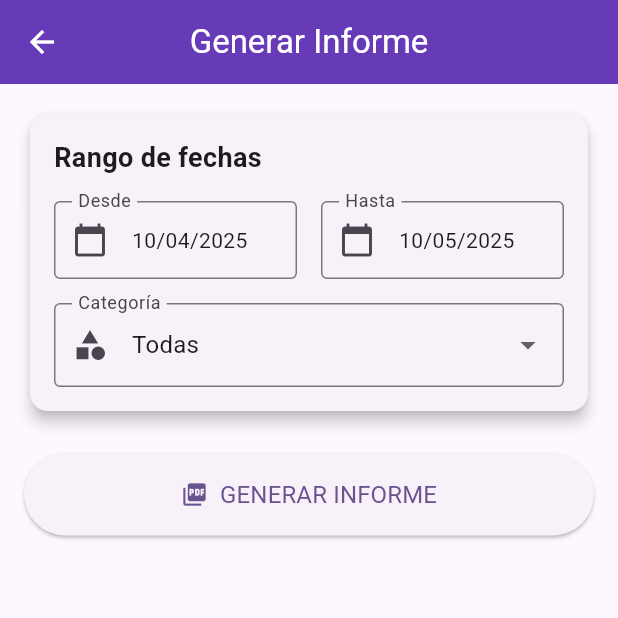
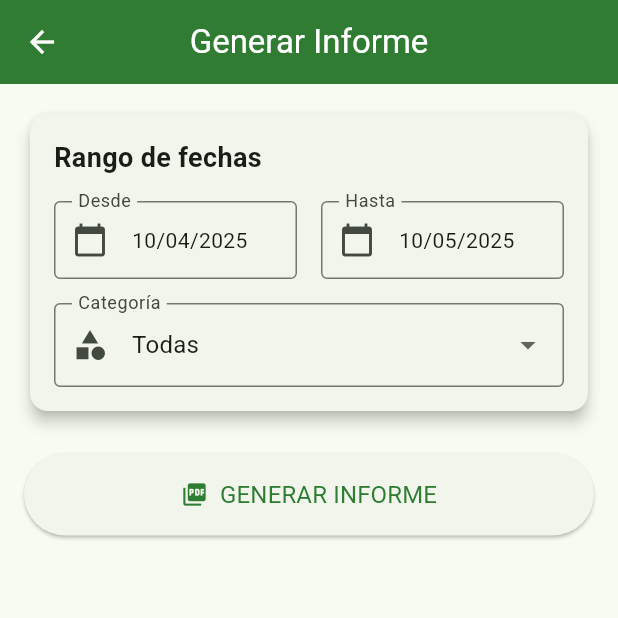
Before and after one commit to fren43051/control_de_gastos_mensuales, a Flutter app: the screen it shows after launch, after a tap on the "summarize" icon, on a phone screen of 412 x 824 dp, the top half of it. Run offline on Flutter 3.47's test engine with Material 3 defaults, Android fonts, the phone set to English and light mode, and no system bars; our stand-ins replace fl_chart, open_file, pdf, permission_handler, share_plus, sqflite and 1 more; accounts and stored records are empty.

```diff
--- a/lib/main.dart
+++ b/lib/main.dart
@@ -1,8 +1,8 @@
 import 'dart:io';
-import 'package:flutter/foundation.dart'; // Para usar kIsWeb
+import 'package:flutter/foundation.dart';
 import 'package:flutter/material.dart';
 import 'package:flutter/services.dart';
-import 'package:sqflite_common_ffi/sqflite_ffi.dart'; // FFI para escritorio
+import 'package:sqflite_common_ffi/sqflite_ffi.dart';
 import 'screens/home_screen.dart';
 
 
@@ -33,32 +33,43 @@ class MyApp extends StatelessWidget {
       debugShowCheckedModeBanner: false,
       theme: ThemeData(
         colorScheme: ColorScheme.fromSeed(
-          seedColor: Colors.deepPurple,
+          seedColor: const Color(0xFF2E7D32), // Verde que transmite estabilidad financiera
+          primary: const Color(0xFF2E7D32),
+          secondary: const Color(0xFF81C784),
+          background: Colors.grey[50],
           brightness: Brightness.light,
         ),
         useMaterial3: true,
         fontFamily: 'Roboto',
         appBarTheme: const AppBarTheme(
           centerTitle: true,
-          elevation: 0,
-          backgroundColor: Colors.deepPurple,
+          elevation: 2,
+          backgroundColor: Color(0xFF2E7D32),
           foregroundColor: Colors.white,
         ),
         floatingActionButtonTheme: const FloatingActionButtonThemeData(
-          backgroundColor: Colors.deepPurple,
+          backgroundColor: Color(0xFF2E7D32),
           foregroundColor: Colors.white,
+        ),
+        cardTheme: CardTheme(
+          elevation: 3,
+          shape: RoundedRectangleBorder(borderRadius: BorderRadius.circular(12)),
         ),
       ),
       darkTheme: ThemeData(
         colorScheme: ColorScheme.fromSeed(
-          seedColor: Colors.deepPurple,
+          seedColor: const Color(0xFF2E7D32),
+          primary: const Color(0xFF2E7D32),
+          secondary: const Color(0xFF81C784),
           brightness: Brightness.dark,
         ),
         useMaterial3: true,
         fontFamily: 'Roboto',
         appBarTheme: const AppBarTheme(
           centerTitle: true,
-          elevation: 0,
+          elevation: 2,
+          backgroundColor: Color(0xFF2E7D32),
+          foregroundColor: Colors.white,
         ),
       ),
       themeMode: ThemeMode.system,
--- a/lib/screens/home_screen.dart
+++ b/lib/screens/home_screen.dart
@@ -1,4 +1,3 @@
-// lib/screens/home_screen.dart
 import 'package:flutter/material.dart';
 import '../database/database_helper.dart';
 import '../models/expense.dart';
@@ -139,9 +138,12 @@ class _HomeScreenState extends State<HomeScreen> {
                   ),
                 ),
 
-                const Padding(
-                  padding: EdgeInsets.symmetric(horizontal: 16, vertical: 8),
+                Padding(
+                  padding: const EdgeInsets.symmetric(horizontal: 16, vertical: 8),
                   child: Row(
+                    mainAxisAlignment: MainAxisAlignment.spaceBetween,
+                    children: [
+                      const Row(
                         children: [
                           Icon(Icons.list_alt, size: 20),
                           SizedBox(width: 8),
@@ -150,6 +152,23 @@ class _HomeScreenState extends State<HomeScreen> {
                             style: TextStyle(
                               fontSize: 18,
                               fontWeight: FontWeight.bold,
+                            ),
+                          ),
+                        ],
+                      ),
+                      // Botón para agregar nuevo gasto integrado en la interfaz
+                      ElevatedButton.icon(
+                        onPressed: () {
+                          Navigator.push(
+                            context,
+                            MaterialPageRoute(builder: (context) => const ExpenseForm()),
+                          ).then((_) => _refreshExpenses());
+                        },
+                        icon: const Icon(Icons.add, size: 18),
+                        label: const Text('Nuevo'),
+                        style: ElevatedButton.styleFrom(
+                          padding: const EdgeInsets.symmetric(horizontal: 12, vertical: 0),
+                          visualDensity: VisualDensity.compact,
                         ),
                       ),
                     ],
@@ -167,16 +186,7 @@ class _HomeScreenState extends State<HomeScreen> {
                 ),
               ],
             ),
-      floatingActionButton: FloatingActionButton.extended(
-        onPressed: () {
-          Navigator.push(
-            context,
-            MaterialPageRoute(builder: (context) => const ExpenseForm()),
-          ).then((_) => _refreshExpenses());
-        },
-        label: const Text('Nuevo Gasto'),
-        icon: const Icon(Icons.add),
-      ),
+      // Se elimina el FloatingActionButton para que no obstruya la vista
     );
   }
 }
--- a/lib/screens/report_screen.dart
+++ b/lib/screens/report_screen.dart
@@ -1,4 +1,3 @@
-// lib/screens/report_screen.dart
 import 'dart:io';
 import 'package:flutter/material.dart';
 import 'package:intl/intl.dart';
--- a/lib/services/report_service.dart
+++ b/lib/services/report_service.dart
@@ -1,4 +1,3 @@
-// lib/services/report_service.dart
 import 'dart:io';
 import 'package:flutter/services.dart';
 import 'package:intl/intl.dart';
--- a/lib/widgets/expense_list.dart
+++ b/lib/widgets/expense_list.dart
@@ -40,14 +40,19 @@ class ExpenseList extends StatelessWidget {
       );
     }
 
-    return ListView.builder(
+    // Envuelve el ListView con un Scrollbar
+    return Scrollbar(
+      thickness: 6,
+      radius: const Radius.circular(8),
+      thumbVisibility: false, // Solo se muestra al desplazarse
+      interactive: true,      // Permite arrastrar la barra de desplazamiento
+      child: ListView.builder(
         itemCount: expenses.length,
         itemBuilder: (context, index) {
           final expense = expenses[index];
           return ExpenseCard(
             expense: expense,
             onEdit: () async {
-            // Navegar a la pantalla de edición
               Navigator.push(
                 context,
                 MaterialPageRoute(
@@ -56,7 +61,6 @@ class ExpenseList extends StatelessWidget {
               ).then((_) => refreshExpenses());
             },
             onDelete: () async {
-            // Mostrar diálogo de confirmación
               showDialog(
                 context: context,
                 builder: (context) => AlertDialog(
@@ -85,6 +89,7 @@ class ExpenseList extends StatelessWidget {
             },
           );
         },
+      ),
     );
   }
 }
--- a/lib/widgets/summary_card.dart
+++ b/lib/widgets/summary_card.dart
@@ -1,4 +1,3 @@
-// lib/widgets/summary_card.dart
 import 'package:flutter/material.dart';
 import 'package:intl/intl.dart';
 
@@ -23,8 +22,8 @@ class SummaryCard extends StatelessWidget {
       decoration: BoxDecoration(
         gradient: LinearGradient(
           colors: [
-            Theme.of(context).primaryColor,
-            Theme.of(context).primaryColor.withAlpha((255 * 0.7).round()),
+            const Color(0xFF2E7D32), // Verde principal
+            const Color(0xFF81C784), // Verde secundario
           ],
           begin: Alignment.topLeft,
           end: Alignment.bottomRight,
@@ -32,10 +31,10 @@ class SummaryCard extends StatelessWidget {
         borderRadius: BorderRadius.circular(12),
         boxShadow: [
           BoxShadow(
-            color: Colors.grey.withAlpha((255 * 0.5).round()),
-            spreadRadius: 2,
-            blurRadius: 5,
-            offset: const Offset(0, 3),
+            color: Colors.black26,
+            spreadRadius: 1,
+            blurRadius: 4,
+            offset: const Offset(0, 2),
           ),
         ],
       ),
```
Also changed, not shown: lib/screens/expense_form.dart (+17 -2 lines), lib/widgets/expense_chart.dart (+81 -13 lines), pubspec.yaml (+14 -0 lines), assets/icon/app_icon.png (added), assets/icon/app_icon_foreground.png (added), pubspec.lock, 7 other files. Lines whose indentation alone changed are shown as unchanged.
